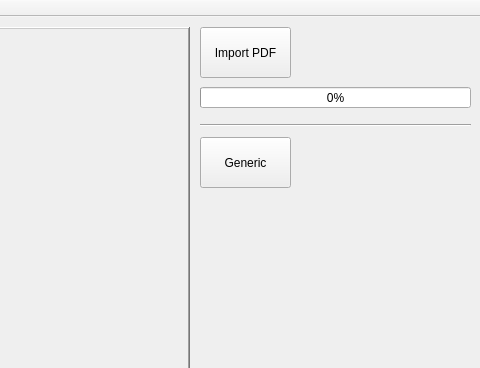
Qt form mainwindow.ui (LemuelKL/Bubble-Sheet-OMR-OpenCV-Qt) before a commit; both pictures show x 320 to 800 and y 0 to 368 of the 800 by 800 pixel window.
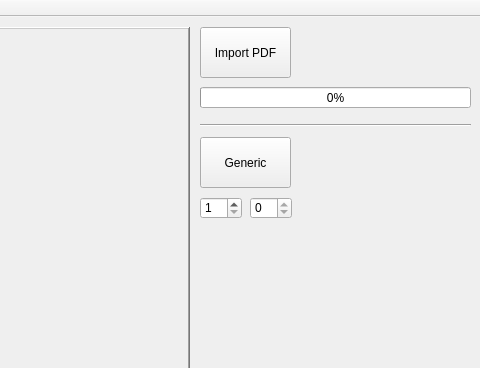
The same form after that commit. Custom widgets are drawn as their Qt base class.

Commit message: Added spinboxes to select pages of interest.

Diff of the .ui file:
```diff
--- a/mainwindow.ui
+++ b/mainwindow.ui
@@ -228,6 +228,38 @@
      <set>Qt::AlignCenter</set>
     </property>
    </widget>
+   <widget class="QSpinBox" name="spinBox_Marking_startPage">
+    <property name="geometry">
+     <rect>
+      <x>520</x>
+      <y>180</y>
+      <width>42</width>
+      <height>22</height>
+     </rect>
+    </property>
+    <property name="minimum">
+     <number>1</number>
+    </property>
+   </widget>
+   <widget class="QSpinBox" name="spinBox_Marking_endPage">
+    <property name="geometry">
+     <rect>
+      <x>570</x>
+      <y>180</y>
+      <width>42</width>
+      <height>22</height>
+     </rect>
+    </property>
+    <property name="minimum">
+     <number>0</number>
+    </property>
+    <property name="maximum">
+     <number>0</number>
+    </property>
+    <property name="value">
+     <number>0</number>
+    </property>
+   </widget>
   </widget>
   <widget class="QMenuBar" name="menuBar">
    <property name="geometry">
```
The commit also changes 3 other files.
